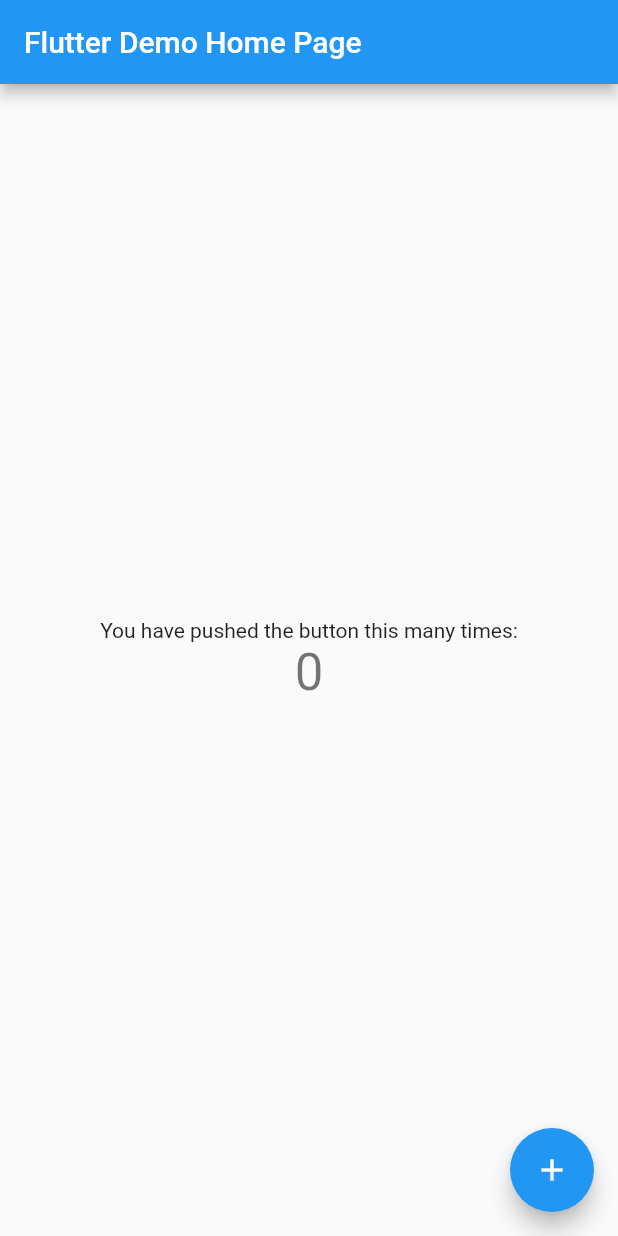
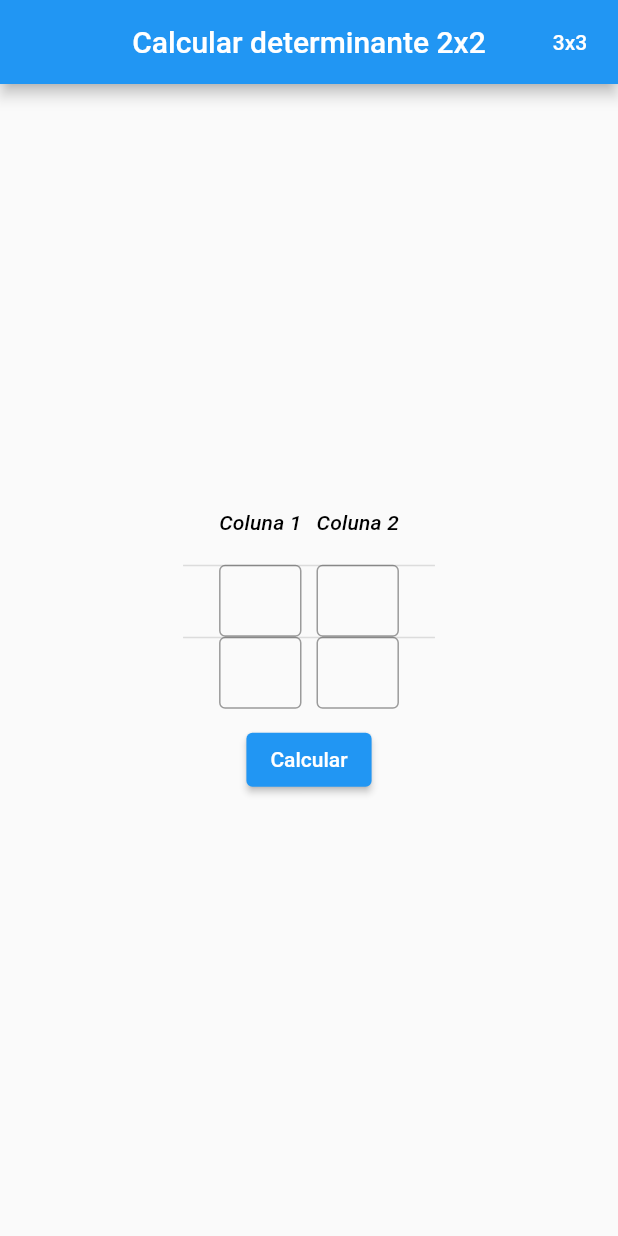
Before and after one commit to matheusEduardoTavares/CalculadoraAjustamentoDeCurvasMinimo, a Flutter app: the screen it shows after launch, on a phone screen of 412 x 824 dp. Run offline on Flutter 3.47's test engine with Material 2 defaults, Android fonts, the phone set to English and light mode, and no system bars.

Commit message:
Criado estrutura inicial do projeto

```diff
--- a/lib/main.dart
+++ b/lib/main.dart
@@ -1,115 +1,9 @@
+import 'package:ajustamento_curva_minimo/pages/home_page/home_page.dart';
 import 'package:flutter/material.dart';
 
-void main() {
-  runApp(const MyApp());
-}
-
-class MyApp extends StatelessWidget {
-  const MyApp({Key? key}) : super(key: key);
-
-  // This widget is the root of your application.
-  @override
-  Widget build(BuildContext context) {
-    return MaterialApp(
-      title: 'Flutter Demo',
-      theme: ThemeData(
-        // This is the theme of your application.
-        //
-        // Try running your application with "flutter run". You'll see the
-        // application has a blue toolbar. Then, without quitting the app, try
-        // changing the primarySwatch below to Colors.green and then invoke
-        // "hot reload" (press "r" in the console where you ran "flutter run",
-        // or simply save your changes to "hot reload" in a Flutter IDE).
-        // Notice that the counter didn't reset back to zero; the application
-        // is not restarted.
-        primarySwatch: Colors.blue,
-      ),
-      home: const MyHomePage(title: 'Flutter Demo Home Page'),
-    );
-  }
-}
-
-class MyHomePage extends StatefulWidget {
-  const MyHomePage({Key? key, required this.title}) : super(key: key);
-
-  // This widget is the home page of your application. It is stateful, meaning
-  // that it has a State object (defined below) that contains fields that affect
-  // how it looks.
-
-  // This class is the configuration for the state. It holds the values (in this
-  // case the title) provided by the parent (in this case the App widget) and
-  // used by the build method of the State. Fields in a Widget subclass are
-  // always marked "final".
-
-  final String title;
-
-  @override
-  State<MyHomePage> createState() => _MyHomePageState();
-}
-
-class _MyHomePageState extends State<MyHomePage> {
-  int _counter = 0;
-
-  void _incrementCounter() {
-    setState(() {
-      // This call to setState tells the Flutter framework that something has
-      // changed in this State, which causes it to rerun the build method below
-      // so that the display can reflect the updated values. If we changed
-      // _counter without calling setState(), then the build method would not be
-      // called again, and so nothing would appear to happen.
-      _counter++;
-    });
-  }
-
-  @override
-  Widget build(BuildContext context) {
-    // This method is rerun every time setState is called, for instance as done
-    // by the _incrementCounter method above.
-    //
-    // The Flutter framework has been optimized to make rerunning build methods
-    // fast, so that you can just rebuild anything that needs updating rather
-    // than having to individually change instances of widgets.
-    return Scaffold(
-      appBar: AppBar(
-        // Here we take the value from the MyHomePage object that was created by
-        // the App.build method, and use it to set our appbar title.
-        title: Text(widget.title),
-      ),
-      body: Center(
-        // Center is a layout widget. It takes a single child and positions it
-        // in the middle of the parent.
-        child: Column(
-          // Column is also a layout widget. It takes a list of children and
-          // arranges them vertically. By default, it sizes itself to fit its
-          // children horizontally, and tries to be as tall as its parent.
-          //
-          // Invoke "debug painting" (press "p" in the console, choose the
-          // "Toggle Debug Paint" action from the Flutter Inspector in Android
-          // Studio, or the "Toggle Debug Paint" command in Visual Studio Code)
-          // to see the wireframe for each widget.
-          //
-          // Column has various properties to control how it sizes itself and
-          // how it positions its children. Here we use mainAxisAlignment to
-          // center the children vertically; the main axis here is the vertical
-          // axis because Columns are vertical (the cross axis would be
-          // horizontal).
-          mainAxisAlignment: MainAxisAlignment.center,
-          children: <Widget>[
-            const Text(
-              'You have pushed the button this many times:',
-            ),
-            Text(
-              '$_counter',
-              style: Theme.of(context).textTheme.headline4,
-            ),
-          ],
-        ),
-      ),
-      floatingActionButton: FloatingActionButton(
-        onPressed: _incrementCounter,
-        tooltip: 'Increment',
-        child: const Icon(Icons.add),
-      ), // This trailing comma makes auto-formatting nicer for build methods.
-    );
-  }
-}
+void main() => runApp(
+  const MaterialApp(
+    title: 'Calculadora de Ajustamento de Curva',
+    home: HomePage(),
+  ),
+);
--- /dev/null
+++ b/lib/pages/home_page/home_page.dart
@@ -0,0 +1,52 @@
+import 'package:ajustamento_curva_minimo/widgets/table_calculator/table_calculator.dart';
+import 'package:flutter/material.dart';
+
+class HomePage extends StatelessWidget {
+  const HomePage({
+    Key? key,
+  }) : super(key: key);
+
+  static final a11 = ValueNotifier<int>(0);
+  static final a12 = ValueNotifier<int>(0);
+  static final a13 = ValueNotifier<int>(0);
+  static final a21 = ValueNotifier<int>(0);
+  static final a22 = ValueNotifier<int>(0);
+  static final a23 = ValueNotifier<int>(0);
+  static final a31 = ValueNotifier<int>(0);
+  static final a32 = ValueNotifier<int>(0);
+  static final a33 = ValueNotifier<int>(0);
+  static final sum = ValueNotifier<int?>(null);
+  static final is3x3 = ValueNotifier<bool>(false);
+
+  String get _qty => is3x3.value ? '3x3' : '2x2';
+  static String get invertedQty => is3x3.value ? '2x2' : '3x3';
+
+  @override
+  Widget build(BuildContext context) {
+    return Scaffold(
+      appBar: AppBar(
+        centerTitle: true,
+        title: ValueListenableBuilder(
+          valueListenable: is3x3,
+          builder: (_, __, ___) => Text('Calcular determinante $_qty'),
+        ),
+        actions: [
+          TextButton(
+            child: ValueListenableBuilder(
+                valueListenable: is3x3,
+                builder: (_, __, ___) => Text(
+                invertedQty,
+                style: const TextStyle(color: Colors.white),
+              ),
+            ),
+            onPressed: () {
+              is3x3.value = !is3x3.value;
+              sum.value = null;
+            },
+          ),
+        ],
+      ),
+      body: TableCalculator(),
+    );
+  }
+}
--- /dev/null
+++ b/lib/widgets/column_cell/column_cell.dart
@@ -0,0 +1,34 @@
+import 'package:flutter/material.dart';
+
+class ColumnCell extends StatelessWidget {
+  const ColumnCell({
+    required this.onChanged,
+    Key? key,
+  }) : super(key: key);
+
+  final void Function(String) onChanged;
+
+  String? _validateInt(String? value) {
+    if (int.tryParse(value!) != null) {
+      return null;
+    }
+
+    return '';
+  }
+
+  @override
+  Widget build(BuildContext context) {
+    return Center(
+      child: TextFormField(
+        decoration: const InputDecoration(
+          border: OutlineInputBorder(),
+          isDense: true,
+        ),
+        autovalidateMode: AutovalidateMode.onUserInteraction,
+        onChanged: onChanged,
+        validator: _validateInt,
+        textInputAction: TextInputAction.next,
+      ),
+    );
+  }
+}
--- /dev/null
+++ b/lib/widgets/table_calculator/table_calculator.dart
@@ -0,0 +1,196 @@
+import 'package:ajustamento_curva_minimo/pages/home_page/home_page.dart';
+import 'package:ajustamento_curva_minimo/widgets/column_cell/column_cell.dart';
+import 'package:flutter/material.dart';
+
+class TableCalculator extends StatelessWidget {
+  TableCalculator({
+    Key? key,
+  }) : super(key: key);
+
+  final _formKey = GlobalKey<FormState>();
+
+  @override
+  Widget build(BuildContext context) {
+    return Center(
+      child: SingleChildScrollView(
+        child: Column(
+          mainAxisAlignment: MainAxisAlignment.center,
+          children: [
+            ValueListenableBuilder(
+                valueListenable: HomePage.is3x3,
+                builder: (_, __, ___) => Column(
+                  children: [
+                    SingleChildScrollView(
+                      scrollDirection: Axis.horizontal,
+                      child: Form(
+                        key: _formKey,
+                        child: DataTable(
+                          columnSpacing: 10,
+                          columns: <DataColumn>[
+                            const DataColumn(
+                              label: Text(
+                                'Coluna 1',
+                                style: TextStyle(fontStyle: FontStyle.italic),
+                              ),
+                            ),
+                            const DataColumn(
+                              label: Text(
+                                'Coluna 2',
+                                style: TextStyle(fontStyle: FontStyle.italic),
+                              ),
+                            ),
+                            if (HomePage.is3x3.value)
+                              const DataColumn(
+                                label: Text(
+                                  'Coluna 3',
+                                  style: TextStyle(fontStyle: FontStyle.italic),
+                                ),
+                              ),
+                          ],
+                          rows: <DataRow>[
+                            DataRow(
+                              cells: <DataCell>[
+                                DataCell(
+                                  ColumnCell(
+                                    onChanged: (value) {
+                                      if (int.tryParse(value) != null) {
+                                        HomePage.a11.value = int.parse(value);
+                                      }
+                                    },
+                                  ),
+                                ),
+                                DataCell(
+                                  ColumnCell(
+                                    onChanged: (value) {
+                                      if (int.tryParse(value) != null) {
+                                        HomePage.a12.value = int.parse(value);
+                                      }
+                                    },
+                                  ),
+                                ),
+                                if (HomePage.is3x3.value)
+                                  DataCell(
+                                  ColumnCell(
+                                    onChanged: (value) {
+                                      if (int.tryParse(value) != null) {
+                                        HomePage.a13.value = int.parse(value);
+                                      }
+                                    },
+                                  ),
+                                ),
+                              ],
+                            ),
+                            DataRow(
+                              cells: <DataCell>[
+                                DataCell(
+                                  ColumnCell(
+                                    onChanged: (value) {
+                                      if (int.tryParse(value) != null) {
+                                        HomePage.a21.value = int.parse(value);
+                                      }
+                                    },
+                                  ),
+                                ),
+                                DataCell(
+                                  ColumnCell(
+                                    onChanged: (value) {
+                                      if (int.tryParse(value) != null) {
+                                        HomePage.a22.value = int.parse(value);
+                                      }
+                                    },
+                                  ),
+                                ),
+                                if (HomePage.is3x3.value)
+                                  DataCell(
+                                    ColumnCell(
+                                      onChanged: (value) {
+                                        if (int.tryParse(value) != null) {
+                                          HomePage.a23.value = int.parse(value);
+                                        }
+                                      },
+                                    ),
+                                  ),
+                              ],
+                            ),
+                            if (HomePage.is3x3.value)
+                              DataRow(
+                                cells: <DataCell>[
+                                  DataCell(
+                                    ColumnCell(
+                                      onChanged: (value) {
+                                        if (int.tryParse(value) != null) {
+                                          HomePage.a31.value = int.parse(value);
+                                        }
+                                      },
+                                    ),
+                                  ),
+                                  DataCell(
+                                    ColumnCell(
+                                      onChanged: (value) {
+                                        if (int.tryParse(value) != null) {
+                                          HomePage.a32.value = int.parse(value);
+                                        }
+                                      },
+                                    ),
+                                  ),
+                                  if (HomePage.is3x3.value)
+                                    DataCell(
+                                    ColumnCell(
+                                      onChanged: (value) {
+                                        if (int.tryParse(value) != null) {
+                                          HomePage.a33.value = int.parse(value);
+                                        }
+                                      },
+                                    ),
+                                  ),
+                                ],
+                              ),
+                          ],
+                        ),
+                      ),
+                    ),
+                    const SizedBox(height: 10,),
+                    ElevatedButton(
+                      onPressed: () {
+                        HomePage.sum.value = null;
+                        if (_formKey.currentState!.validate()) {
+                          if (HomePage.is3x3.value) {
+                            final value = (HomePage.a11.value * HomePage.a22.value * HomePage.a33.value) +
+                              (HomePage.a12.value * HomePage.a23.value * HomePage.a31.value) +
+                                (HomePage.a13.value * HomePage.a21.value * HomePage.a32.value) -
+                                  (HomePage.a13.value * HomePage.a22.value * HomePage.a31.value) -
+                                    (HomePage.a11.value * HomePage.a23.value * HomePage.a32.value) -
+                                      (HomePage.a12.value * HomePage.a21.value * HomePage.a33.value);
+
+                            HomePage.sum.value = value;
+                          }
+                          else {
+                            final value = (HomePage.a11.value * HomePage.a22.value) -
+                              (HomePage.a12.value * HomePage.a21.value);
+
+                            HomePage.sum.value = value;
+                          }
+                        }
+                      },
+                      child: const Text('Calcular')
+                    ),
+                    const SizedBox(height: 10,),
+                    ValueListenableBuilder(
+                      valueListenable: HomePage.sum,
+                      builder: (_, __, ___) => Text(
+                        HomePage.sum.value != null ? 'Determinante = ${HomePage.sum.value}' : '',
+                        style: const TextStyle(
+                          fontSize: 16,
+                          fontWeight: FontWeight.bold,
+                        ),
+                      ),
+                    )
+                  ],
+                ),
+            ),
+          ],
+        ),
+      ),
+    );
+  }
+}
```
Also changed, not shown: 1 other file.
